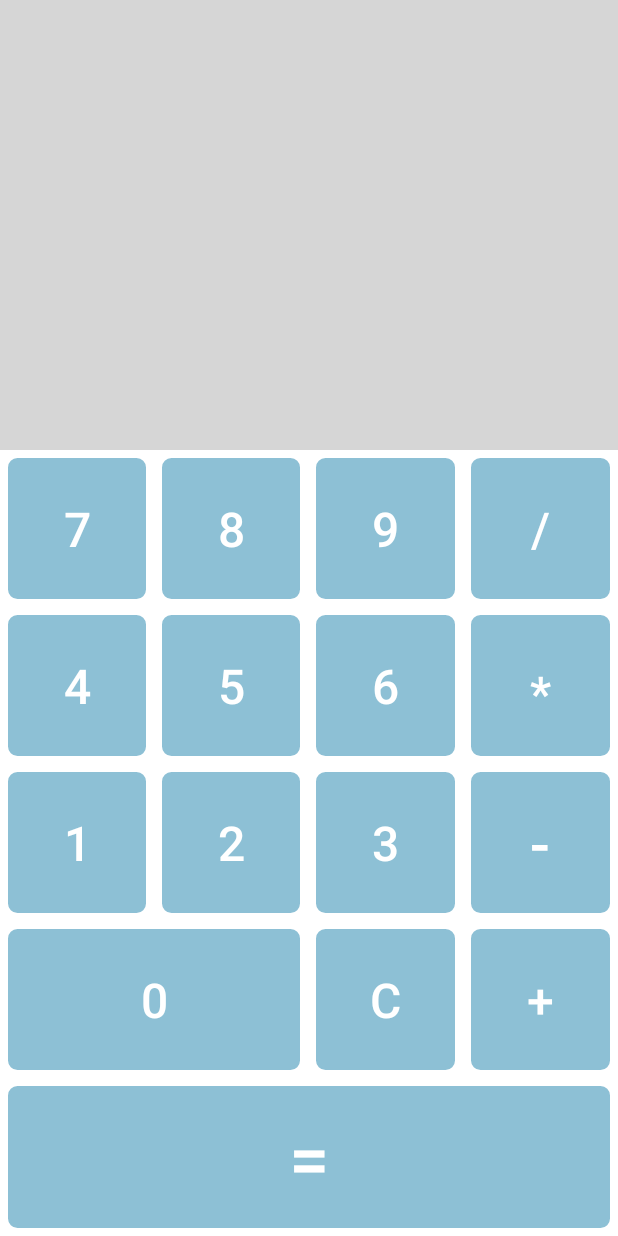
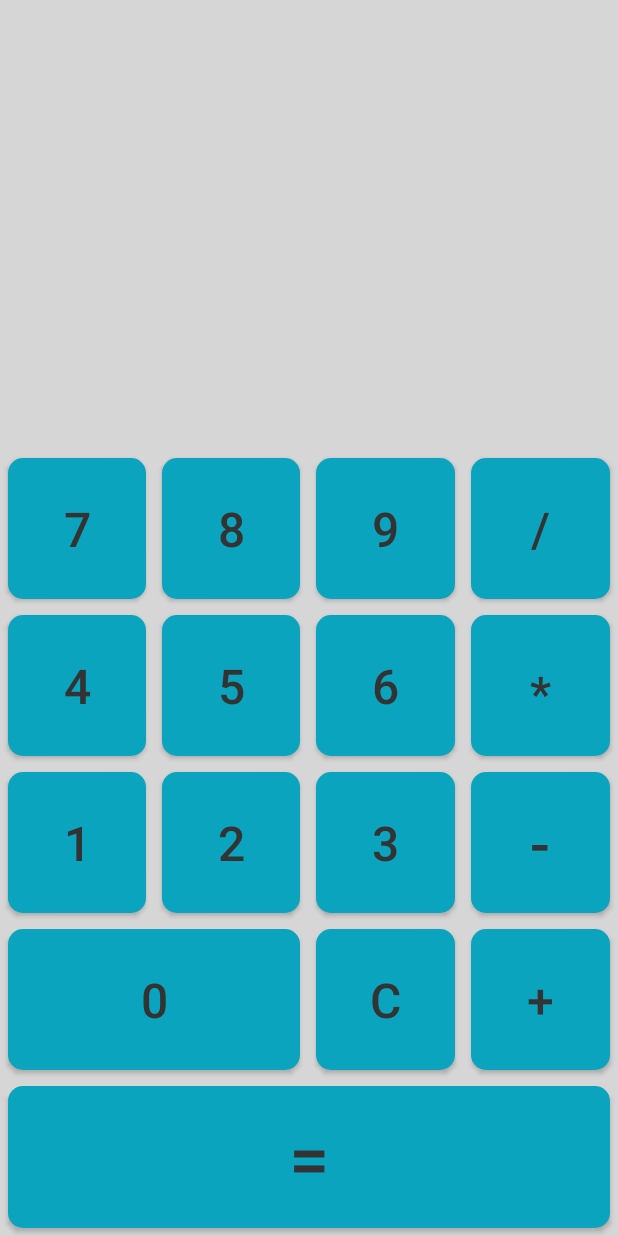
Before and after one commit to lukastojiljkovic/Calculator-app, an Android app: the layout activity_main.xml on its own in the app's theme, with its tools: preview values and no code run, on a phone screen of 412 x 824 dp. Run offline under Robolectric (Android 15) with nearby library versions, the phone set to English and light mode, and no system bars.

Commit message:
Added night mode support

```diff
--- a/app/build.gradle
+++ b/app/build.gradle
@@ -9,7 +9,7 @@ android {
 
     defaultConfig {
         applicationId "com.lukastojiljkovic.calculator_app"
-        minSdk 24
+        minSdk 27
         targetSdk 33
         versionCode 1
         versionName "1.0"
--- a/app/src/main/java/com/lukastojiljkovic/calculator_app/MainActivity.kt
+++ b/app/src/main/java/com/lukastojiljkovic/calculator_app/MainActivity.kt
@@ -1,5 +1,6 @@
 package com.lukastojiljkovic.calculator_app
 
+import android.app.Activity
 import androidx.appcompat.app.AppCompatActivity
 import android.os.Bundle
 import android.view.View
--- a/app/src/main/res/drawable/rectangle_button_background.xml
+++ b/app/src/main/res/drawable/rectangle_button_background.xml
@@ -3,8 +3,7 @@
 <!-- rectangle_button_background.xml -->
 <shape xmlns:android="http://schemas.android.com/apk/res/android">
 
-    <solid android:color="#DAB83C" /> <!-- Change the color as per your preference -->
-    <corners android:radius="5dp" /> <!-- Set the radius to 0dp for sharp corners -->
-    <stroke android:width="2dp" android:color="#000000" /> <!-- Change the stroke width and color as per your preference -->
-
+    <solid android:color="@color/my_light_primary" /> <!-- Change the color as per your preference -->
+    <corners android:radius="10dp" /> <!-- Set the radius to 0dp for sharp corners -->
+    <stroke android:width="0dp" android:color="#00000000" /> <!-- Change the stroke width and color as per your preference -->
 </shape>
--- a/app/src/main/res/layout/activity_main.xml
+++ b/app/src/main/res/layout/activity_main.xml
@@ -10,11 +10,11 @@
     <TextView
         android:layout_width="match_parent"
         android:layout_height="300dp"
-        android:background="@color/light_gray"
         android:padding="15dp"
         android:textSize="48sp"
         android:fontFamily="monospace"
         android:gravity="end|bottom"
+        style="@style/CustomTextViewStyle"
         />
     <LinearLayout
         android:layout_width="match_parent"
@@ -36,8 +36,10 @@
                 android:layout_weight="1"
                 android:text="7"
                 android:background="@drawable/rectangle_button_background"
+                android:shadowColor="@color/my_light_primary"
                 android:onClick="onDigit"
                 android:textSize="32sp"
+                style="@style/ButtonStyle"
                 android:layout_margin="5dp"
 
                 tools:ignore="ButtonStyle,HardcodedText" />
@@ -51,6 +53,7 @@
                 android:background="@drawable/rectangle_button_background"
                 android:onClick="onDigit"
                 android:textSize="32sp"
+                style="@style/ButtonStyle"
                 tools:ignore="HardcodedText" />
             <Button
                 android:id="@+id/BtNine"
@@ -62,6 +65,7 @@
                 android:background="@drawable/rectangle_button_background"
                 android:onClick="onDigit"
                 android:textSize="32sp"
+                style="@style/ButtonStyle"
                 tools:ignore="HardcodedText" />
             <Button
                 android:id="@+id/BtDivide"
@@ -72,6 +76,7 @@
                 android:layout_margin="5dp"
                 android:background="@drawable/rectangle_button_background"
                 android:textSize="32sp"
+                style="@style/ButtonStyle"
                 tools:ignore="HardcodedText" />
             </LinearLayout>
             <LinearLayout
@@ -90,6 +95,7 @@
                     android:background="@drawable/rectangle_button_background"
                     android:onClick="onDigit"
                     android:textSize="32sp"
+                    style="@style/ButtonStyle"
                     tools:ignore="ButtonStyle,HardcodedText" />
                 <Button
                     android:id="@+id/BtFive"
@@ -101,6 +107,7 @@
                     android:background="@drawable/rectangle_button_background"
                     android:onClick="onDigit"
                     android:textSize="32sp"
+                    style="@style/ButtonStyle"
                     tools:ignore="HardcodedText" />
                 <Button
                     android:id="@+id/BtSix"
@@ -112,6 +119,7 @@
                     android:background="@drawable/rectangle_button_background"
                     android:onClick="onDigit"
                     android:textSize="32sp"
+                    style="@style/ButtonStyle"
                     tools:ignore="HardcodedText" />
                 <Button
                     android:id="@+id/BtMultiply"
@@ -123,6 +131,7 @@
                     android:layout_margin="5dp"
                     android:background="@drawable/rectangle_button_background"
                     android:textSize="32sp"
+                    style="@style/ButtonStyle"
                     tools:ignore="HardcodedText" />
             </LinearLayout>
             <LinearLayout
@@ -141,6 +150,7 @@
                     android:background="@drawable/rectangle_button_background"
                     android:onClick="onDigit"
                     android:textSize="32sp"
+                    style="@style/ButtonStyle"
                     tools:ignore="ButtonStyle,HardcodedText" />
                 <Button
                     android:id="@+id/BtTwo"
@@ -152,6 +162,7 @@
                     android:background="@drawable/rectangle_button_background"
                     android:onClick="onDigit"
                     android:textSize="32sp"
+                    style="@style/ButtonStyle"
                     tools:ignore="HardcodedText" />
                 <Button
                     android:id="@+id/BtThree"
@@ -163,6 +174,7 @@
                     android:background="@drawable/rectangle_button_background"
                     android:onClick="onDigit"
                     android:textSize="32sp"
+                    style="@style/ButtonStyle"
                     tools:ignore="HardcodedText" />
                 <Button
                     android:id="@+id/BtMinus"
@@ -173,6 +185,7 @@
                     android:layout_margin="5dp"
                     android:background="@drawable/rectangle_button_background"
                     android:textSize="40sp"
+                    style="@style/ButtonStyle"
                     tools:ignore="HardcodedText" />
             </LinearLayout>
             <LinearLayout
@@ -191,6 +204,7 @@
                     android:background="@drawable/rectangle_button_background"
                     android:onClick="onDigit"
                     android:textSize="32sp"
+                    style="@style/ButtonStyle"
                     tools:ignore="ButtonStyle,HardcodedText" />
                 <Button
                     android:id="@+id/BtClear"
@@ -201,6 +215,7 @@
                     android:layout_margin="5dp"
                     android:background="@drawable/rectangle_button_background"
                     android:textSize="32sp"
+                    style="@style/ButtonStyle"
                     tools:ignore="HardcodedText" />
                 <Button
                     android:id="@+id/BtPlus"
@@ -211,6 +226,7 @@
                     android:layout_margin="5dp"
                     android:background="@drawable/rectangle_button_background"
                     android:textSize="32sp"
+                    style="@style/ButtonStyle"
                     tools:ignore="HardcodedText" />
             </LinearLayout>
             <LinearLayout
@@ -228,6 +244,7 @@
                 android:layout_margin="5dp"
                 android:background="@drawable/rectangle_button_background"
                 android:textSize="48sp"
+                style="@style/ButtonStyle"
                 tools:ignore="HardcodedText" />
             </LinearLayout>
     </LinearLayout>
--- a/app/src/main/res/values-night/themes.xml
+++ b/app/src/main/res/values-night/themes.xml
@@ -1,8 +1,27 @@
 <resources xmlns:tools="http://schemas.android.com/tools">
     <!-- Base application theme. -->
-    <style name="Base.Theme.Calculatorapp" parent="Theme.Material3.DayNight.NoActionBar">
+    <style name="Base.Theme.Calculatorapp" parent="Theme.Material3.DayNight">
         <!-- Customize your dark theme here. -->
         <!-- <item name="colorPrimary">@color/my_dark_primary</item> -->
+        <item name="colorButtonNormal">#FF0000</item> <!-- Change this value to your desired button color -->
+        <item name="android:navigationBarColor">@color/gray_dark</item>
+        <item name="android:statusBarColor">@android:color/transparent</item>
         <item name="colorPrimary">@color/my_dark_primary</item>
+        <item name="android:windowActionBar">true</item>
+        <item name="android:textColor">@color/textColorPrimaryDark</item>
+    </style>
+    <style name="Theme.Calculatorapp" parent="Base.Theme.Calculatorapp">
+        <!-- Add this item to make status bar icons dark -->
+        <item name="android:windowActionBar">true</item>
+        <item name="android:windowActionBarOverlay">true</item>
+        <item name="android:windowActionModeOverlay">true</item>
+        <item name="android:background">@color/gray_dark</item> <!-- Change this value to set the action bar color -->
+    </style>
+    <style name="ButtonStyle" parent="Widget.AppCompat.Button">
+        <item name="android:textColor">@color/textColorPrimaryDark</item> <!-- Set the desired text color for buttons in dark mode -->
+    </style>
+    <style name="CustomTextViewStyle">
+        <item name="android:background">@color/gray_dark</item> <!-- Set the background drawable or color resource -->
+        <item name="android:textColor">@color/textColorPrimaryDark</item> <!-- Set the text color resource -->
     </style>
 </resources>
--- a/app/src/main/res/values/colors.xml
+++ b/app/src/main/res/values/colors.xml
@@ -3,9 +3,12 @@
     <color name="black">#FF000000</color>
     <color name="white">#FFFFFFFF</color>
     <color name="light_gray">#D6D6D6</color>
+    <color name="gray_dark">#292929</color>
     <color name="gray">#FFFFFF</color>
-    <color name="my_light_primary">#8DC0D5</color>
-    <color name="my_dark_primary">#1E4587</color>
+    <color name="my_light_primary">#0BA4BF</color>
+    <color name="my_dark_primary">#262E3D</color>
     <color name="textColorPrimary">#333333</color>
     <color name="textColorPrimaryDark">#CCCCCC</color>
+    <color name="dark_gray">#404040</color>
+    <color name="dark_text">#BCBCBC</color>
 </resources>
--- a/app/src/main/res/values/themes.xml
+++ b/app/src/main/res/values/themes.xml
@@ -1,10 +1,28 @@
 <resources xmlns:tools="http://schemas.android.com/tools">
     <!-- Base application theme. -->
-    <style name="Base.Theme.Calculatorapp" parent="Theme.Material3.DayNight.NoActionBar">
+    <style name="Base.Theme.Calculatorapp" parent="Theme.Material3.DayNight">
         <!-- Customize your light theme here. -->
         <!-- <item name="colorPrimary">@color/my_light_primary</item> -->
+        <item name="colorButtonNormal">#FF0000</item> <!-- Change this value to your desired button color -->
+        <item name="android:navigationBarColor">@color/light_gray</item>
+        <item name="android:statusBarColor">@android:color/transparent</item>
         <item name="colorPrimary">@color/my_light_primary</item>
+        <item name="colorPrimaryVariant">@color/my_light_primary</item>
+        <item name="android:textColor">@color/textColorPrimary</item>
     </style>
-
-    <style name="Theme.Calculatorapp" parent="Base.Theme.Calculatorapp" />
+    <style name="Theme.Calculatorapp" parent="Base.Theme.Calculatorapp">
+        <!-- Add this item to make status bar icons dark -->
+        <item name="android:windowLightStatusBar">true</item>
+        <item name="android:windowActionBar">true</item>
+        <item name="android:windowActionBarOverlay">true</item>
+        <item name="android:windowActionModeOverlay">true</item>
+        <item name="android:background">@color/light_gray</item> <!-- Change this value to set the action bar color -->
+    </style>
+    <style name="ButtonStyle" parent="Widget.AppCompat.Button">
+        <item name="android:textColor">@color/textColorPrimary</item> <!-- Set the desired text color for buttons in dark mode -->
+    </style>
+    <style name="CustomTextViewStyle">
+        <item name="android:background">@color/light_gray</item> <!-- Set the background drawable or color resource -->
+        <item name="android:textColor">@color/textColorPrimary</item> <!-- Set the text color resource -->
+    </style>
 </resources>
```
